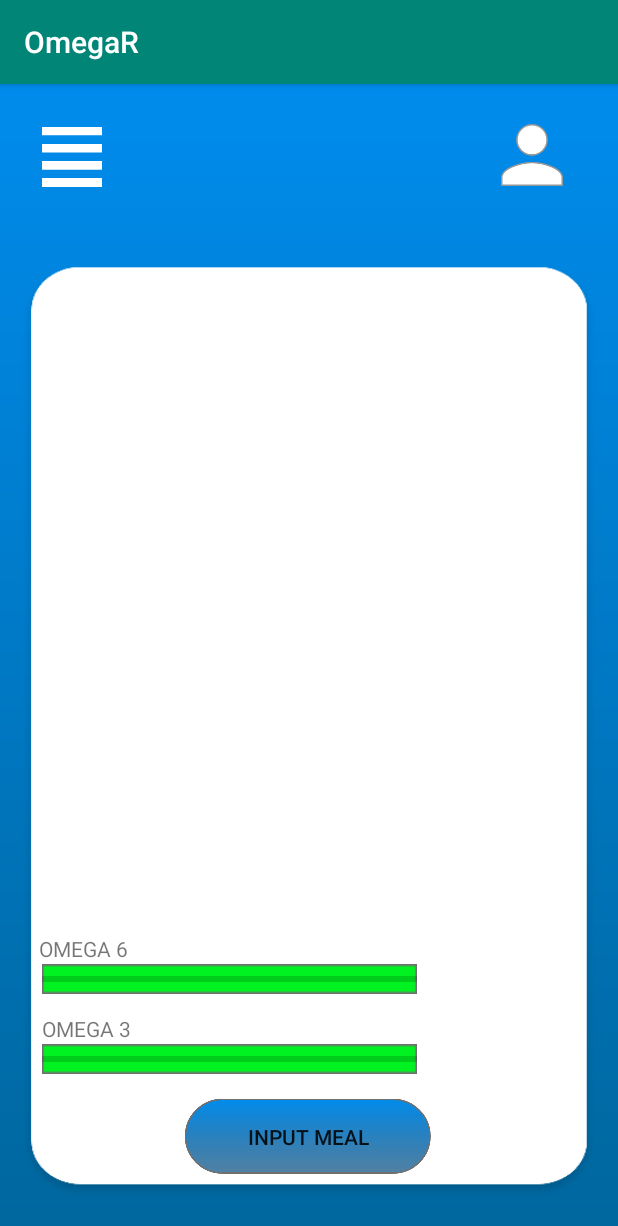
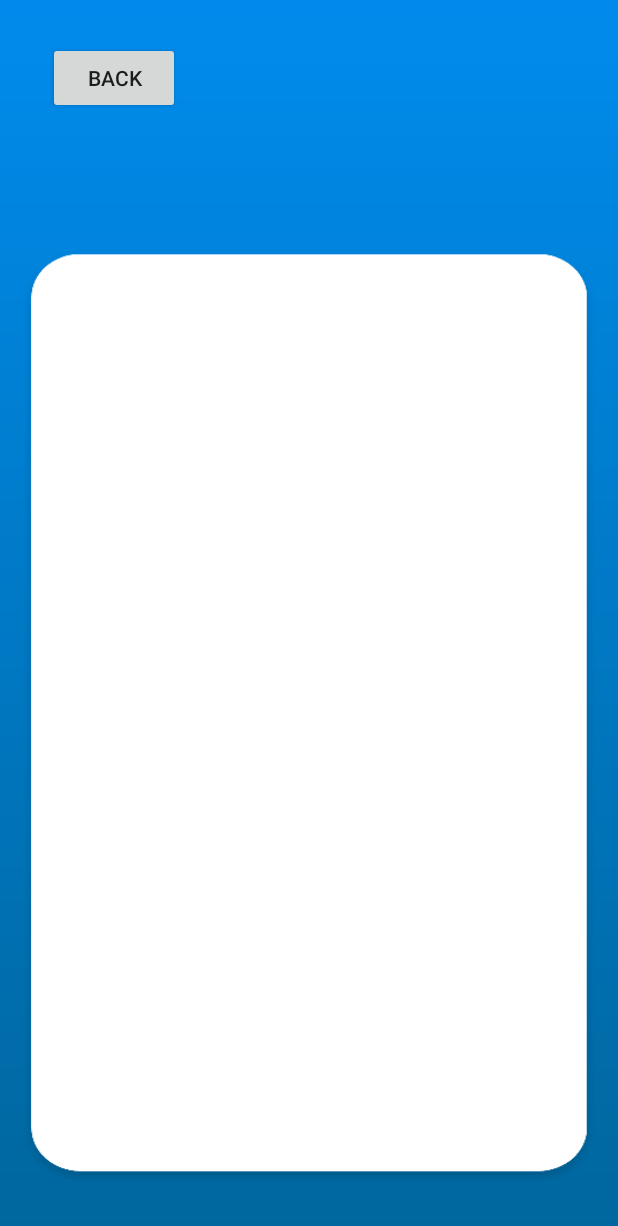
Before and after one commit to Chris0728/OmegaR, an Android app: the Homepage screen opened directly, with no data from a screen before it, in the side drawer, after a tap on "Education", on a phone screen of 412 x 824 dp. Shown: the top 1226 px of the screen. Run offline under Robolectric (Android 15) with nearby library versions, the light colour scheme and no system bars; 2 statements that could not run were skipped.

Commit message:
Implemented meal history, education, terms and conditions template. Implemented Burger Menu.

```diff
--- /dev/null
+++ b/app/src/main/java/com/example/omegar/Education.java
@@ -0,0 +1,26 @@
+package com.example.omegar;
+
+import androidx.appcompat.app.AppCompatActivity;
+
+import android.os.Bundle;
+import android.view.View;
+import android.widget.Button;
+
+public class Education extends AppCompatActivity {
+
+    private Button backBtn;
+    @Override
+    protected void onCreate(Bundle savedInstanceState) {
+        super.onCreate(savedInstanceState);
+        setContentView(R.layout.activity_education);
+
+
+        backBtn = findViewById(R.id.back);
+        backBtn.setOnClickListener(new View.OnClickListener() {
+
+            public void onClick(View v) {
+                Education.super.onBackPressed();
+            }
+        });
+    }
+}
--- a/app/src/main/java/com/example/omegar/homepage.java
+++ b/app/src/main/java/com/example/omegar/Homepage.java
@@ -5,17 +5,16 @@ import androidx.appcompat.app.ActionBarDrawerToggle;
 import androidx.appcompat.app.AppCompatActivity;
 import androidx.drawerlayout.widget.DrawerLayout;
 
+import android.content.Intent;
 import android.os.Bundle;
 import android.view.MenuItem;
 import android.view.View;
-import android.widget.Button;
 import android.widget.ImageButton;
 import android.widget.Toast;
 
-import com.example.omegar.ui.drawer;
 import com.google.android.material.navigation.NavigationView;
 
-public class homepage extends AppCompatActivity {
+public class Homepage extends AppCompatActivity {
     private DrawerLayout dl;
     private ActionBarDrawerToggle t;
     private NavigationView nv;
@@ -43,29 +42,46 @@ public class homepage extends AppCompatActivity {
             @Override
             public boolean onNavigationItemSelected(@NonNull MenuItem item) {
                 int id = item.getItemId();
+                //Fragment page = null;
+                //Class fragmentClass = null;
+
                 switch(id)
                 {
                     case R.id.nav_mealHistory:
-                        Toast.makeText(homepage.this, "meal History",Toast.LENGTH_SHORT).show();
-                        dl.closeDrawer(nv);
+                        Toast.makeText(Homepage.this, "meal History",Toast.LENGTH_SHORT).show();
+                        Intent intentHistory = new Intent(getBaseContext(), mealHistory.class);
+                        startActivity(intentHistory);
+                        //fragmentClass = MealHistory.class;
                         break;
                     case R.id.nav_Education:
-                        Toast.makeText(homepage.this, "Education",Toast.LENGTH_SHORT).show();
-                        dl.closeDrawer(nv);
+                        Toast.makeText(Homepage.this, "Education",Toast.LENGTH_SHORT).show();
+                        Intent intentEducation = new Intent(getBaseContext(), Education.class);
+                        startActivity(intentEducation);
                         break;
                     case R.id.nav_TermsAndConditions:
-                        Toast.makeText(homepage.this, "Terms And Conditions",Toast.LENGTH_SHORT).show();
-                        dl.closeDrawer(nv);
+                        Toast.makeText(Homepage.this, "Terms And Conditions",Toast.LENGTH_SHORT).show();
+                        Intent intentTerms = new Intent(getBaseContext(), TermsAndConditions.class);
+                        startActivity(intentTerms);
                         break;
                     case R.id.nav_logout:
-                        Toast.makeText(homepage.this, "Logout",Toast.LENGTH_SHORT).show();
+                        Toast.makeText(Homepage.this, "Logout",Toast.LENGTH_SHORT).show();
                         dl.closeDrawer(nv);
                         break;
                     default:
                         return true;
                 }
 
+                //this was used for fragments. Ignore
+                try {
+                    //page = (Fragment) fragmentClass.newInstance();
+                } catch (Exception e) {
+                    e.printStackTrace();
+                }
 
+
+                //FragmentManager fragmentManager = getSupportFragmentManager();
+                //fragmentManager.beginTransaction().replace(R.id.flContent, page).commit();
+                dl.closeDrawer(nv);
                 return true;
 
             }
@@ -81,4 +97,4 @@ public class homepage extends AppCompatActivity {
 
         return super.onOptionsItemSelected(item);
     }
-    }
+}
--- a/app/src/main/java/com/example/omegar/MainActivity.java
+++ b/app/src/main/java/com/example/omegar/MainActivity.java
@@ -17,7 +17,7 @@ public class MainActivity extends AppCompatActivity {
         starter.setOnClickListener(new View.OnClickListener() {
             @Override
             public void onClick(View v) {
-                Intent intent = new Intent(getBaseContext(), homepage.class);
+                Intent intent = new Intent(getBaseContext(), Homepage.class);
                 startActivity(intent);
             }
         });
--- a/app/src/main/java/com/example/omegar/navigation.java
+++ b/app/src/main/java/com/example/omegar/navigation.java
@@ -13,6 +13,5 @@ public class navigation extends AppCompatActivity {
         setContentView(R.layout.activity_navigation);
         Toolbar toolbar = findViewById(R.id.toolbar);
         setSupportActionBar(toolbar);
-
     }
 }
--- /dev/null
+++ b/app/src/main/res/layout/activity_education.xml
@@ -0,0 +1,31 @@
+<?xml version="1.0" encoding="utf-8"?>
+<androidx.constraintlayout.widget.ConstraintLayout xmlns:android="http://schemas.android.com/apk/res/android"
+    xmlns:app="http://schemas.android.com/apk/res-auto"
+    xmlns:tools="http://schemas.android.com/tools"
+    android:layout_width="match_parent"
+    android:layout_height="match_parent"
+    tools:context=".Education"
+    android:background="@drawable/background">
+
+    <Button
+        android:id="@+id/back"
+        android:layout_width="wrap_content"
+        android:layout_height="wrap_content"
+        android:layout_marginStart="32dp"
+        android:layout_marginLeft="32dp"
+        android:layout_marginTop="28dp"
+        android:text="@string/Back"
+        app:layout_constraintStart_toStartOf="parent"
+        app:layout_constraintTop_toTopOf="parent" />
+
+    <View
+        android:id="@+id/view"
+        android:layout_width="391dp"
+        android:layout_height="630dp"
+        android:background="@drawable/view"
+        app:layout_constraintBottom_toBottomOf="parent"
+        app:layout_constraintEnd_toEndOf="parent"
+        app:layout_constraintStart_toStartOf="parent"
+        app:layout_constraintTop_toTopOf="parent"
+        app:layout_constraintVertical_bias="0.841" />
+</androidx.constraintlayout.widget.ConstraintLayout>
--- a/app/src/main/res/layout/activity_homepage.xml
+++ b/app/src/main/res/layout/activity_homepage.xml
@@ -6,11 +6,17 @@
     android:layout_width="match_parent"
     android:layout_height="match_parent"
     android:background="@drawable/background"
-    tools:context=".homepage">
+    tools:context=".Homepage">
 
+    <FrameLayout
+        android:id="@+id/flContent"
+        android:layout_width="match_parent"
+        android:layout_height="match_parent"/>
     <androidx.constraintlayout.widget.ConstraintLayout
         android:layout_width="@dimen/activity_horizontal_margin"
-        android:layout_height="@dimen/activity_vertical_margin">
+        android:layout_height="@dimen/activity_vertical_margin"
+        android:id="@+id/constraintLayout_homepage">
+
     <View
         android:id="@+id/view2"
         android:layout_width="391dp"
--- a/app/src/main/res/layout/activity_navigation.xml
+++ b/app/src/main/res/layout/activity_navigation.xml
@@ -22,6 +22,7 @@
             android:theme="@style/ThemeOverlay.AppCompat.Dark.ActionBar"
             app:popupTheme="@style/ThemeOverlay.AppCompat.Light"
             />
+
     </com.google.android.material.appbar.AppBarLayout>
         <FrameLayout
             android:id="@+id/fragment_container"
--- a/app/src/main/res/values/strings.xml
+++ b/app/src/main/res/values/strings.xml
@@ -11,4 +11,5 @@
     <string name="Education">Education</string>
     <string name="TermsAndConditions">Terms And Conditions</string>
     <string name="Logout">Log out</string>
+    <string name="Back">Back</string>
 </resources>
```
Also changed, not shown: app/src/main/AndroidManifest.xml (+10 -6 lines), app/src/main/java/com/example/omegar/MealHistory.java (added, +26 -0 lines), app/src/main/java/com/example/omegar/TermsAndConditions.java (added, +25 -0 lines), app/src/main/res/layout/activity_meal_history.xml (added, +32 -0 lines), app/src/main/res/layout/activity_terms_and_conditions.xml (added, +31 -0 lines).
